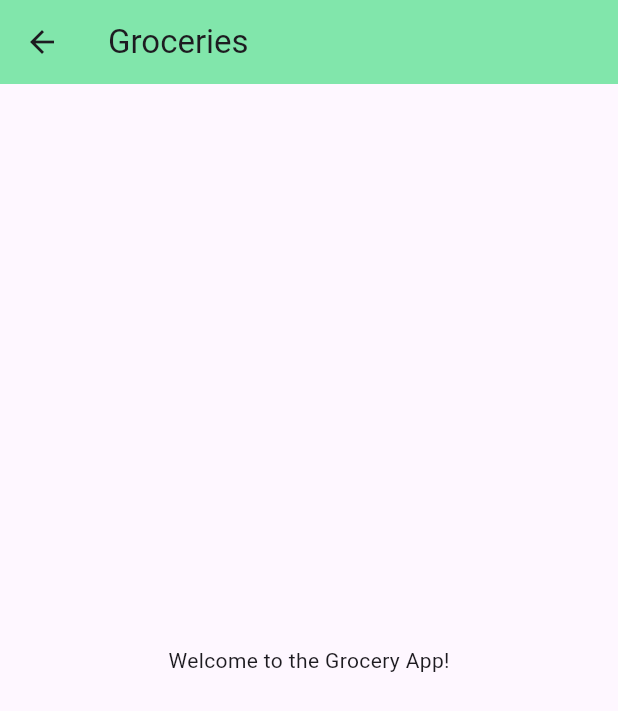
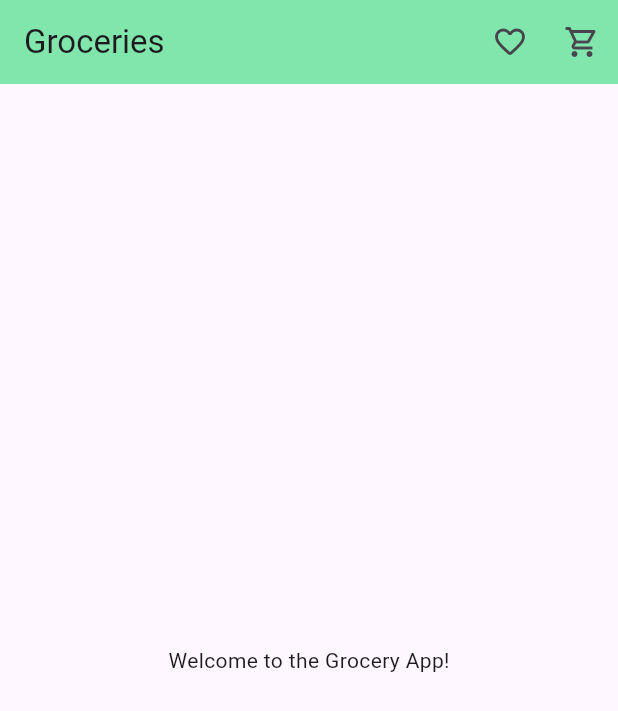
Before and after one commit to dshryn/grocery_bloc, a Flutter app: the Home screen opened directly, on a phone screen of 412 x 824 dp. Shown: the top 711 px of the screen. Run offline on Flutter 3.47's test engine with Material 3 defaults, Android fonts, the phone set to English and light mode, and no system bars; our stand-ins replace bloc, flutter_bloc.

Commit message:
home events fixed

```diff
--- a/lib/features/home/bloc/home_bloc.dart
+++ b/lib/features/home/bloc/home_bloc.dart
@@ -1,3 +1,5 @@
+import 'dart:async';
+
 import 'package:bloc/bloc.dart';
 import 'package:meta/meta.dart';
 
@@ -6,8 +8,39 @@ part 'home_state.dart';
 
 class HomeBloc extends Bloc<HomeEvent, HomeState> {
   HomeBloc() : super(HomeInitial()) {
-    on<HomeEvent>((event, emit) {
-      // TODO: implement event handler
-    });
+    on<HomeNavigateToWishlistClickedEvent>(
+        homeNavigateToWishlistClickedEvent());
+    on<HomeNavigateToCartClickedEvent>(homeNavigateToCartClickedEvent());
+    on<HomeAddToCartClickedEvent>(homeAddToCartClickedEvent());
+    on<HomeAddToWishlistClickedEvent>(homeAddToWishlistClickedEvent());
+  }
+
+  FutureOr<void> Function(HomeNavigateToCartClickedEvent, Emitter<HomeState>)
+      homeNavigateToCartClickedEvent() {
+    return (event, emit) {
+      emit(HomeNavigateToCartPageActionState());
+    };
+  }
+
+  FutureOr<void> Function(
+          HomeNavigateToWishlistClickedEvent, Emitter<HomeState>)
+      homeNavigateToWishlistClickedEvent() {
+    return (event, emit) {
+      emit(HomeNavigateToWishlistPageActionState());
+    };
+  }
+
+  EventHandler<HomeAddToWishlistClickedEvent, HomeState>
+      homeAddToWishlistClickedEvent() {
+    return (event, emit) {
+      print('Add to Wishlist Clicked');
+    };
+  }
+
+  EventHandler<HomeAddToCartClickedEvent, HomeState>
+      homeAddToCartClickedEvent() {
+    return (event, emit) {
+      print('Add to Cart Clicked');
+    };
   }
 }
--- a/lib/features/home/bloc/home_event.dart
+++ b/lib/features/home/bloc/home_event.dart
@@ -7,6 +7,6 @@ class HomeAddToCartClickedEvent extends HomeEvent {}
 
 class HomeAddToWishlistClickedEvent extends HomeEvent {}
 
+class HomeNavigateToWishlistClickedEvent extends HomeEvent {}
+
 class HomeNavigateToCartClickedEvent extends HomeEvent {}
-
-class HomeNavigateToWishlistClickedEvent extends HomeEvent {}
--- a/lib/features/home/ui/home.dart
+++ b/lib/features/home/ui/home.dart
@@ -15,14 +15,27 @@ class _HomeState extends State<Home> {
   @override
   Widget build(BuildContext context) {
     return BlocConsumer<HomeBloc, HomeState>(
-      listener: (context, state) {
-        // TODO: implement listener
-      },
+      bloc: homeBloc,
+      listenWhen: (previous, current) => current is HomeActionState,
+      buildWhen: (previous, current) => current is! HomeActionState,
+      listener: (context, state) {},
       builder: (context, state) {
         return Scaffold(
           appBar: AppBar(
             title: const Text('Groceries'),
             backgroundColor: const Color.fromARGB(255, 129, 230, 171),
+            actions: [
+              IconButton(
+                  onPressed: () {
+                    homeBloc.add(HomeNavigateToWishlistClickedEvent());
+                  },
+                  icon: Icon(Icons.favorite_outline_rounded)),
+              IconButton(
+                  onPressed: () {
+                    homeBloc.add(HomeNavigateToCartClickedEvent());
+                  },
+                  icon: Icon(Icons.shopping_cart_outlined)),
+            ],
           ),
           body: const Center(
             child: Text('Welcome to the Grocery App!'),
--- a/lib/main.dart
+++ b/lib/main.dart
@@ -1,5 +1,5 @@
 import 'package:flutter/material.dart';
-import 'package:grocery_bloc/features/home/ui/home_pg.dart';
+import 'package:grocery_bloc/features/home/ui/home.dart';
 
 void main() {
   runApp(MyApp());
@@ -12,7 +12,7 @@ class MyApp extends StatelessWidget {
   Widget build(BuildContext context) {
     return MaterialApp(
       debugShowCheckedModeBanner: false,
-      home: const HomePg(),
+      home: const Home(),
     );
   }
 }
```
